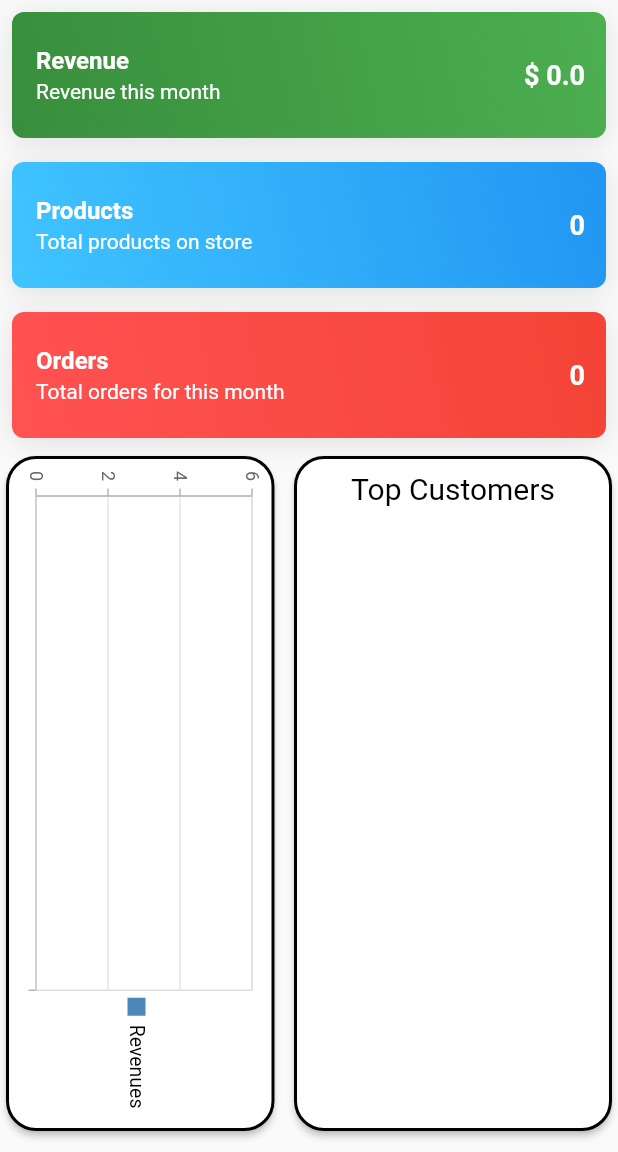
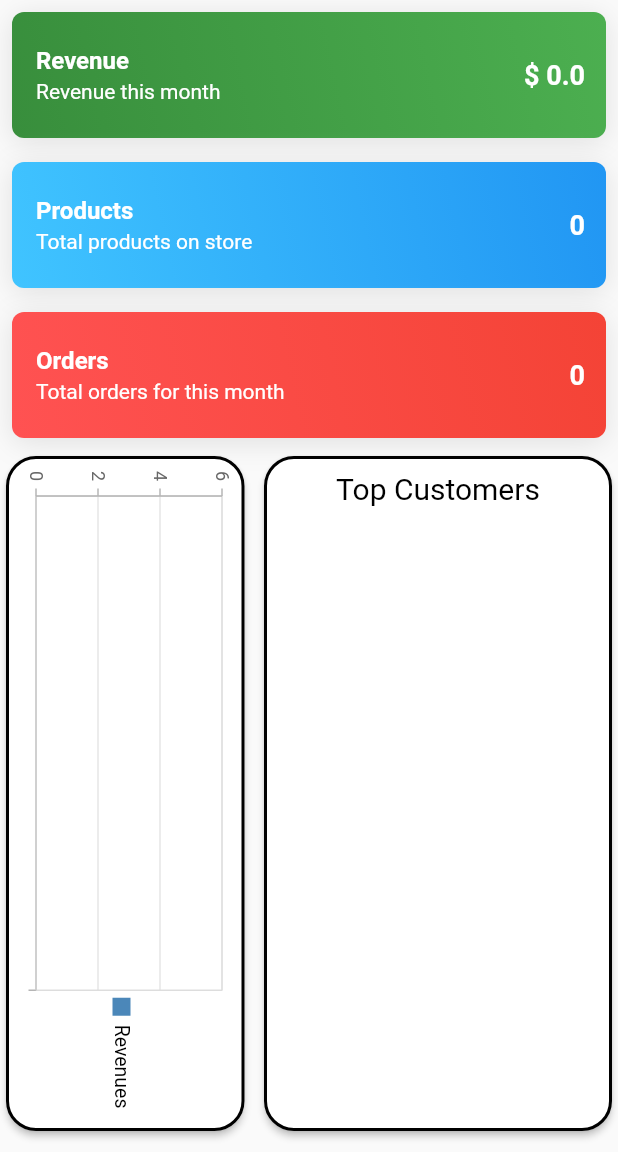
Before and after one commit to Mo-Meshrif/Ecommerce_Admin, a Flutter app: the screen it shows once a user with an empty profile is signed in, on a phone screen of 412 x 824 dp, the part 84-1236 px from its top. Run offline on Flutter 3.47's test engine with Material 2 defaults, Android fonts, the phone set to English and light mode, and no system bars; our stand-ins replace cloud_firestore, dotted_border, firebase_auth, firebase_core, firebase_messaging, firebase_storage and 8 more; missing offline and left inert: image_picker_web; accounts and stored records are empty.

Commit message:
add name and icon to the app & fix some bugs

```diff
--- a/lib/core/viewModel/notificationViewModel.dart
+++ b/lib/core/viewModel/notificationViewModel.dart
@@ -89,9 +89,9 @@ class NotificationViewModel extends GetxController {
 
   handleOnMessageDetails(String message) {
     if (message == 'New message ') {
-      _homeViewModel.handleClickItem(1);
+      _homeViewModel.handleClickItem(2);
     } else {
-      _homeViewModel.handleClickItem(2);
+      _homeViewModel.handleClickItem(3);
     }
   }
 
--- a/lib/main.dart
+++ b/lib/main.dart
@@ -20,7 +20,7 @@ class MyApp extends StatelessWidget {
   @override
   Widget build(BuildContext context) {
     return GetMaterialApp(
-      title: 'Ecommerce Admin',
+      title: 'Mega Store',
       initialBinding: Binds(),
       debugShowCheckedModeBanner: false,
       navigatorKey: locator<NavigationService>().navigatorKey,
--- a/lib/views/subViews/homeView/homeWidgets/dashboardView/dashboardView.dart
+++ b/lib/views/subViews/homeView/homeWidgets/dashboardView/dashboardView.dart
@@ -109,7 +109,7 @@ class DashboardView extends StatelessWidget {
                         ),
                         SizedBox(width: 5),
                         Container(
-                          width: 220,
+                          width: 240,
                           child: Card(
                             elevation: 2,
                             shape: RoundedRectangleBorder(
--- a/lib/views/subViews/homeView/homeWidgets/ordersView/orderDetailsView/orderDetailsHeader.dart
+++ b/lib/views/subViews/homeView/homeWidgets/ordersView/orderDetailsView/orderDetailsHeader.dart
@@ -91,6 +91,7 @@ class OrderDetailsHeader extends StatelessWidget {
               ),
               content: Container(
                 width: 250,
+                height:MediaQuery.of(context).size.height*0.55 ,
                 child: OrderTrack(),
               ),
             ),
--- a/lib/views/subViews/homeView/homeWidgets/ordersView/orderDetailsView/orderTrack.dart
+++ b/lib/views/subViews/homeView/homeWidgets/ordersView/orderDetailsView/orderTrack.dart
@@ -13,7 +13,8 @@ class OrderTrack extends StatelessWidget {
     return GetBuilder<OrderViewModel>(
       builder: (orderController) {
         OrderModel order = orderController.selectedOrder;
-        return FixedTimeline.tileBuilder(
+        return SingleChildScrollView(
+          child: FixedTimeline.tileBuilder(
             mainAxisSize: MainAxisSize.min,
             theme: TimelineThemeData(
               nodePosition: 0,
@@ -115,6 +116,7 @@ class OrderTrack extends StatelessWidget {
                     : null,
               ),
             ),
+          ),
         );
       },
     );
```
Also changed, not shown: 56 other files. Lines whose indentation alone changed are shown as unchanged.
